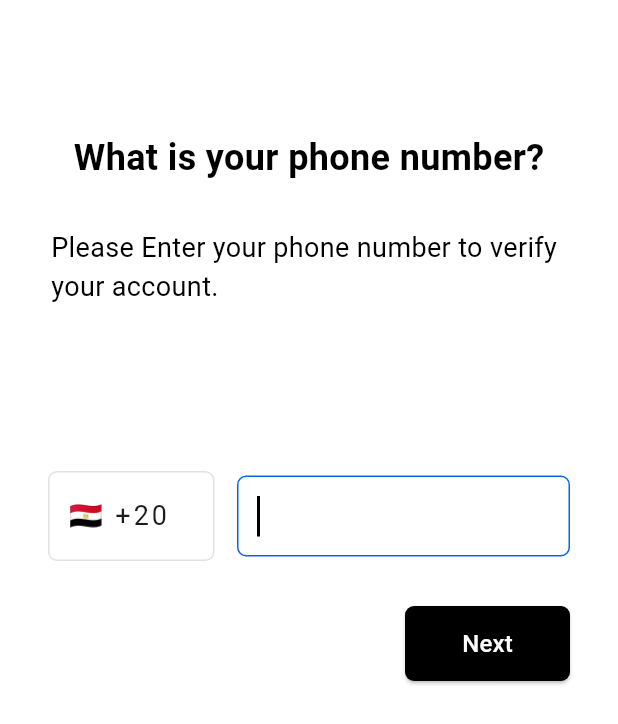
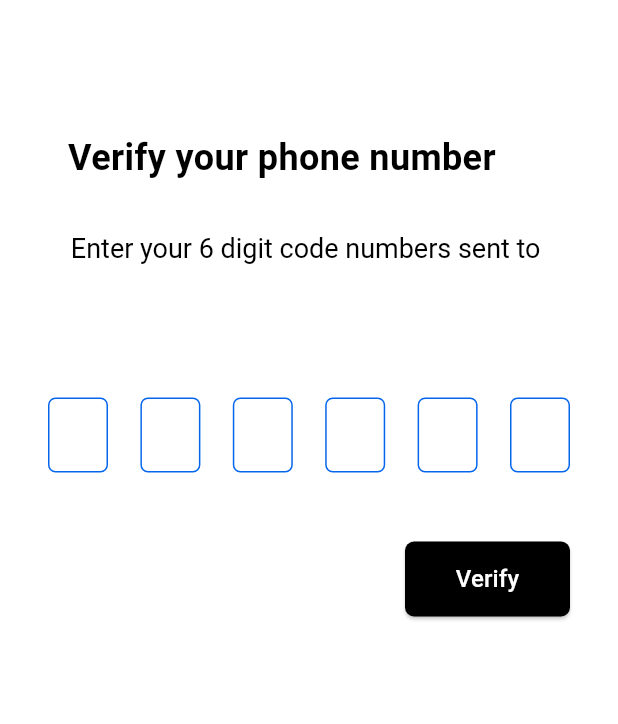
Before and after one commit to AyaIbrahim3027/Flutter-Maps, a Flutter app: the screen it shows after launch, after a tap on "Next", on a phone screen of 412 x 824 dp. Shown: the top 724 px of the screen. Run offline on Flutter 3.47's test engine with Material 3 defaults, Android fonts, the phone set to English and light mode, and no system bars; drawn by our look-alikes of pin_code_fields; our stand-ins replace firebase_core; accounts and stored records are empty.

Commit message:
create OTP Screen UI

```diff
--- a/lib/app_router.dart
+++ b/lib/app_router.dart
@@ -1,5 +1,6 @@
 import 'package:flutter/material.dart';
 import 'package:flutter_maps/presentation/screens/login_screen.dart';
+import 'package:flutter_maps/presentation/screens/otp_screen.dart';
 import 'constants/strings.dart';
 class AppRouter{
 
@@ -7,6 +8,9 @@ class AppRouter{
     switch(settings.name){
       case loginScreen:
         return MaterialPageRoute(builder: (_) => const LoginScreen());
+
+      case otpScreen:
+        return MaterialPageRoute(builder: (_) => const OTPScreen());
     }
   }
 }
--- a/lib/constants/strings.dart
+++ b/lib/constants/strings.dart
@@ -1 +1,2 @@
 const loginScreen ='/';
+const otpScreen ='/otp-screen';
--- a/lib/presentation/screens/login_screen.dart
+++ b/lib/presentation/screens/login_screen.dart
@@ -4,29 +4,45 @@ import '../widgets/build_intro_texts.dart';
 import '../widgets/build_next_button.dart';
 import '../widgets/build_phone_form_field.dart';
 
-class LoginScreen extends StatelessWidget {
+class LoginScreen extends StatefulWidget {
   const LoginScreen({super.key});
 
   @override
+  State<LoginScreen> createState() => _LoginScreenState();
+}
+
+class _LoginScreenState extends State<LoginScreen> {
+  final GlobalKey<FormState> phoneFormKey = GlobalKey();
+
+  @override
   Widget build(BuildContext context) {
-    return SafeArea(child: Scaffold(
+    return SafeArea(
+        child: Scaffold(
       backgroundColor: Colors.white,
       body: Form(
-        key: UniqueKey(),
+        key: phoneFormKey,
         child: Container(
-            margin: const EdgeInsets.symmetric(horizontal: 32,vertical: 88),
+          margin: const EdgeInsets.symmetric(horizontal: 32, vertical: 88),
           child: Column(
             crossAxisAlignment: CrossAxisAlignment.start,
             children: [
-                const BuildIntroTexts(),
-                const SizedBox(height: 110,),
+              const BuildIntroTexts(
+                title: 'What is your phone number?',
+                subTitle:
+                    'Please Enter your phone number to verify your account.',
+              ),
+              const SizedBox(
+                height: 110,
+              ),
               BuildPhoneFormField(),
-                const SizedBox(height: 30,),
+              const SizedBox(
+                height: 30,
+              ),
               const BuildNextButton(),
             ],
           ),
-          ),),
+        ),
+      ),
     ));
   }
-
 }
--- /dev/null
+++ b/lib/presentation/screens/otp_screen.dart
@@ -0,0 +1,36 @@
+import 'package:flutter/material.dart';
+import 'package:flutter_maps/presentation/widgets/build_intro_texts.dart';
+
+import '../widgets/build_pin_code_field.dart';
+import '../widgets/build_verify_button.dart';
+
+class OTPScreen extends StatelessWidget {
+  const OTPScreen({super.key});
+
+  @override
+  Widget build(BuildContext context) {
+    return SafeArea(
+        child: Scaffold(
+      backgroundColor: Colors.white,
+      body: Container(
+        margin: const EdgeInsets.symmetric(horizontal: 32, vertical: 88),
+        child: const Column(
+          children: [
+            BuildIntroTexts(
+              title: 'Verify your phone number',
+              subTitle: 'Enter your 6 digit code numbers sent to ',
+            ),
+            SizedBox(
+              height: 88,
+            ),
+            BuildPinCodeField(),
+            SizedBox(
+              height: 30,
+            ),
+            BuildVerifyButton(),
+          ],
+        ),
+      ),
+    ));
+  }
+}
--- a/lib/presentation/widgets/build_intro_texts.dart
+++ b/lib/presentation/widgets/build_intro_texts.dart
@@ -1,13 +1,18 @@
 import 'package:flutter/material.dart';
+import 'package:flutter_maps/constants/colors.dart';
 
 class BuildIntroTexts extends StatelessWidget {
-  const BuildIntroTexts({super.key});
+  const BuildIntroTexts({super.key, required this.title, required this.subTitle});
+
+  final String title,subTitle;
+  final phoneNumber = '';
 
   @override
   Widget build(BuildContext context) {
     return Column(
+      crossAxisAlignment: CrossAxisAlignment.start,
       children: [
-        const Text('What is your phone number?',style: TextStyle(
+         Text(title,style: const TextStyle(
           color: Colors.black,
           fontSize: 24,
           fontWeight: FontWeight.bold,
@@ -15,13 +20,26 @@ class BuildIntroTexts extends StatelessWidget {
         const SizedBox(height: 30,),
         Container(
           margin: const EdgeInsets.symmetric(horizontal: 2),
-          child: const Text(
-            'Please Enter your phone number to verify your account.',
-            style: TextStyle(
-              color: Colors.black,
-              fontSize: 18,
+          child: RichText(
+            text: TextSpan(
+              text: subTitle,
+              style: const TextStyle(color: Colors.black,fontSize: 18,height: 1.4,),
+              children: [
+                TextSpan(
+                  text: phoneNumber,
+                  style: TextStyle(color: MyColors.blue,),
+                ),
+              ],
             ),
           ),
+          // child:  Text(
+          //   subTitle,
+          //   style: const TextStyle(
+          //     color: Colors.black,
+          //     fontSize: 18,
+          //     height: 1.4,
+          //   ),
+          // ),
         ),
       ],
     );
--- a/lib/presentation/widgets/build_next_button.dart
+++ b/lib/presentation/widgets/build_next_button.dart
@@ -1,4 +1,6 @@
 import 'package:flutter/material.dart';
+
+import '../../constants/strings.dart';
 
 class BuildNextButton extends StatelessWidget {
   const BuildNextButton({super.key});
@@ -8,7 +10,9 @@ class BuildNextButton extends StatelessWidget {
     return Align(
       alignment: Alignment.centerRight,
       child: ElevatedButton(
-        onPressed: (){},
+        onPressed: (){
+          Navigator.pushNamed(context, otpScreen);
+        },
         style: ElevatedButton.styleFrom(
           minimumSize:const Size(110, 50),
         backgroundColor: Colors.black,
--- /dev/null
+++ b/lib/presentation/widgets/build_pin_code_field.dart
@@ -0,0 +1,45 @@
+import 'package:flutter/material.dart';
+import 'package:flutter_maps/constants/colors.dart';
+import 'package:pin_code_fields/pin_code_fields.dart';
+
+class BuildPinCodeField extends StatelessWidget {
+  const BuildPinCodeField({super.key});
+
+  @override
+  Widget build(BuildContext context) {
+    return Container(
+      child: PinCodeTextField(
+        appContext: context,
+        autoFocus: true,
+        cursorColor: Colors.black,
+        keyboardType: TextInputType.number,
+        length: 6,
+        obscureText: false,
+        animationType: AnimationType.scale,
+        pinTheme: PinTheme(
+          shape: PinCodeFieldShape.box,
+          borderRadius: BorderRadius.circular(5),
+          fieldHeight: 50,
+          fieldWidth: 40,
+          borderWidth: 1,
+          activeColor: MyColors.blue,
+          inactiveColor: MyColors.blue,
+          inactiveFillColor: Colors.white,
+          activeFillColor: MyColors.lightBlue,
+          selectedColor: MyColors.blue,
+          selectedFillColor: Colors.white,
+        ),
+        animationDuration: const Duration(milliseconds: 300),
+        backgroundColor: Colors.white,
+        enableActiveFill: true,
+        onCompleted: (code) {
+          // otpCode = code;
+          print("Completed");
+        },
+        onChanged: (value) {
+          print(value);
+        },
+      ),
+    );
+  }
+}
--- /dev/null
+++ b/lib/presentation/widgets/build_verify_button.dart
@@ -0,0 +1,21 @@
+import 'package:flutter/material.dart';
+
+class BuildVerifyButton extends StatelessWidget {
+  const BuildVerifyButton({super.key});
+
+  @override
+  Widget build(BuildContext context) {
+    return Align(
+      alignment: Alignment.centerRight,
+      child: ElevatedButton(
+        onPressed: (){},
+        style: ElevatedButton.styleFrom(
+          minimumSize:const Size(110, 50),
+          backgroundColor: Colors.black,
+          shape: RoundedRectangleBorder(borderRadius: BorderRadius.circular(6),),),
+        child: const Text('Verify',
+          style: TextStyle(color: Colors.white, fontSize: 16,),),
+      ),
+    );
+  }
+}
--- a/pubspec.yaml
+++ b/pubspec.yaml
@@ -38,6 +38,7 @@ dependencies:
   flutter_bloc: ^8.1.3
   firebase_core: ^2.24.2
   firebase_auth: ^4.15.3
+  pin_code_fields: ^8.0.1
 
 dev_dependencies:
   flutter_test:
```
Also changed, not shown: pubspec.lock. Lines whose indentation alone changed are shown as unchanged.
